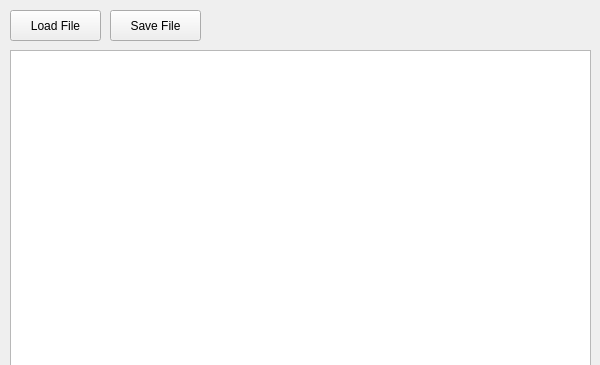
First picture: the form in form.ui, repository VepsrP/Fundamental_Save_Editor, before the edit; both pictures show x 0 to 600 and y 0 to 365 of the 600 by 530 pixel window.
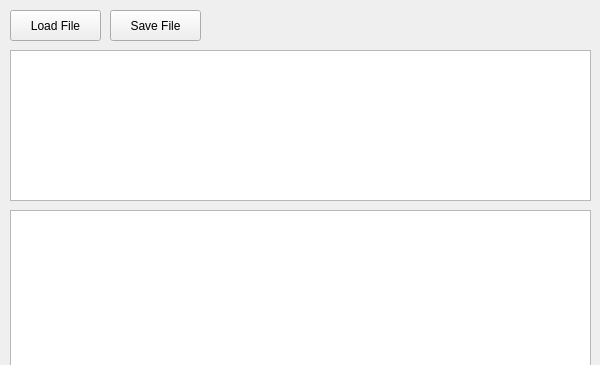
Second picture: the form after the edit.

The edit to the form file:
```diff
--- a/form.ui
+++ b/form.ui
@@ -55,7 +55,17 @@
       <x>10</x>
       <y>50</y>
       <width>581</width>
-      <height>431</height>
+      <height>151</height>
+     </rect>
+    </property>
+   </widget>
+   <widget class="QTreeView" name="treeView">
+    <property name="geometry">
+     <rect>
+      <x>10</x>
+      <y>210</y>
+      <width>581</width>
+      <height>271</height>
      </rect>
     </property>
    </widget>
```
